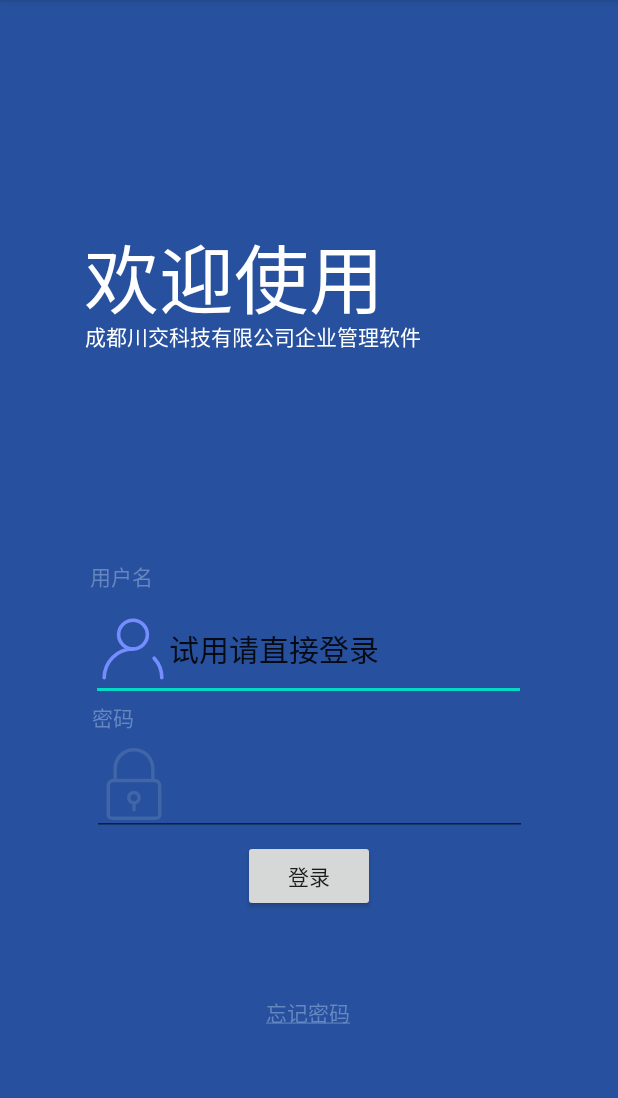
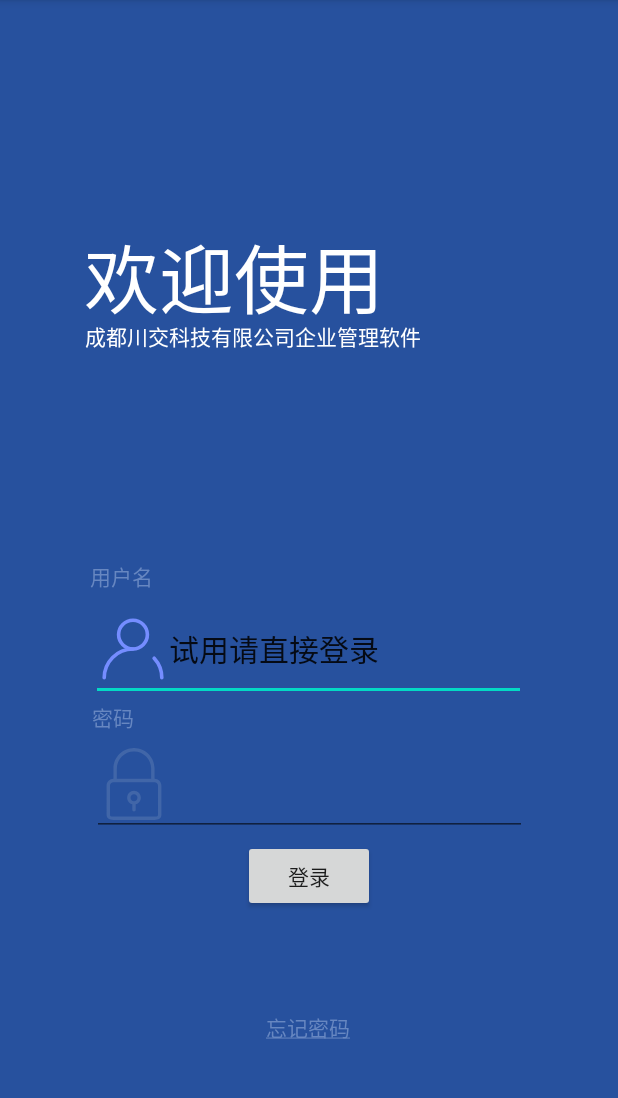
Before and after one commit to qifan-code/chuanjiaoapp, an Android app: the screen it shows after launch (MainActivity), on a phone screen of 412 x 824 dp, the part 84-1182 px from its top. Run offline under Robolectric (Android 15) with nearby library versions, the phone set to English and light mode, and no system bars.

Commit message:
delete test cases and correct marginal top of forget password

```diff
--- a/app/src/main/res/layout/activity_main.xml
+++ b/app/src/main/res/layout/activity_main.xml
@@ -105,7 +105,7 @@
         android:id="@+id/forget_password"
         android:layout_width="wrap_content"
         android:layout_height="wrap_content"
-        android:layout_marginTop="20dp"
+        android:layout_marginTop="40dp"
         android:layout_marginBottom="44dp"
         android:text="忘记密码"
         android:textColor="@color/white"
--- a/app/src/main/res/values/colors.xml
+++ b/app/src/main/res/values/colors.xml
@@ -7,7 +7,5 @@
     <color name="login_text_color">#6787C1</color>
     <color name="white">#FFFFFF</color>
     <color name="forget_pin">#6787C1</color>
-    <color name = "test">#000001</color>
     <color name="character_bg">#F1F3F6</color>
-    <color name="pangzi_test">#123456</color>
 </resources>
```
